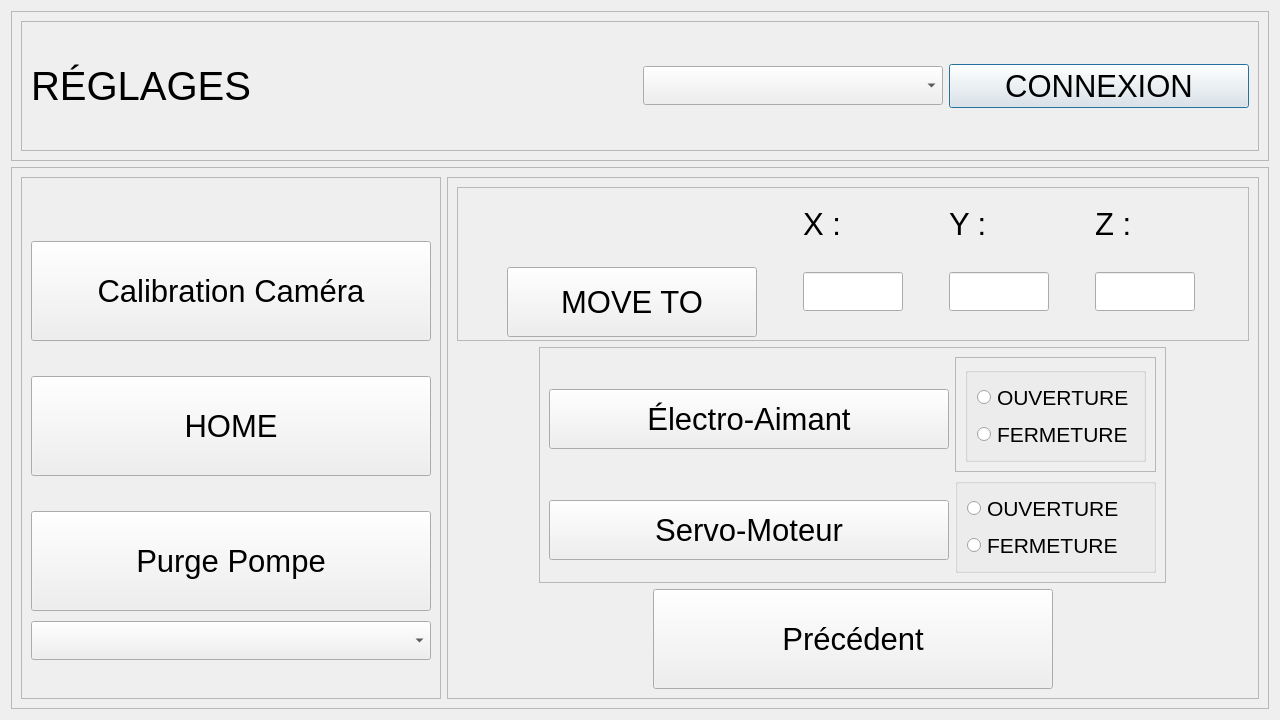
Qt form Logiciel/pi_controller/HMI2/Reglage_v3.ui (emilerenaud/BartendUS-GROS4) before a commit.
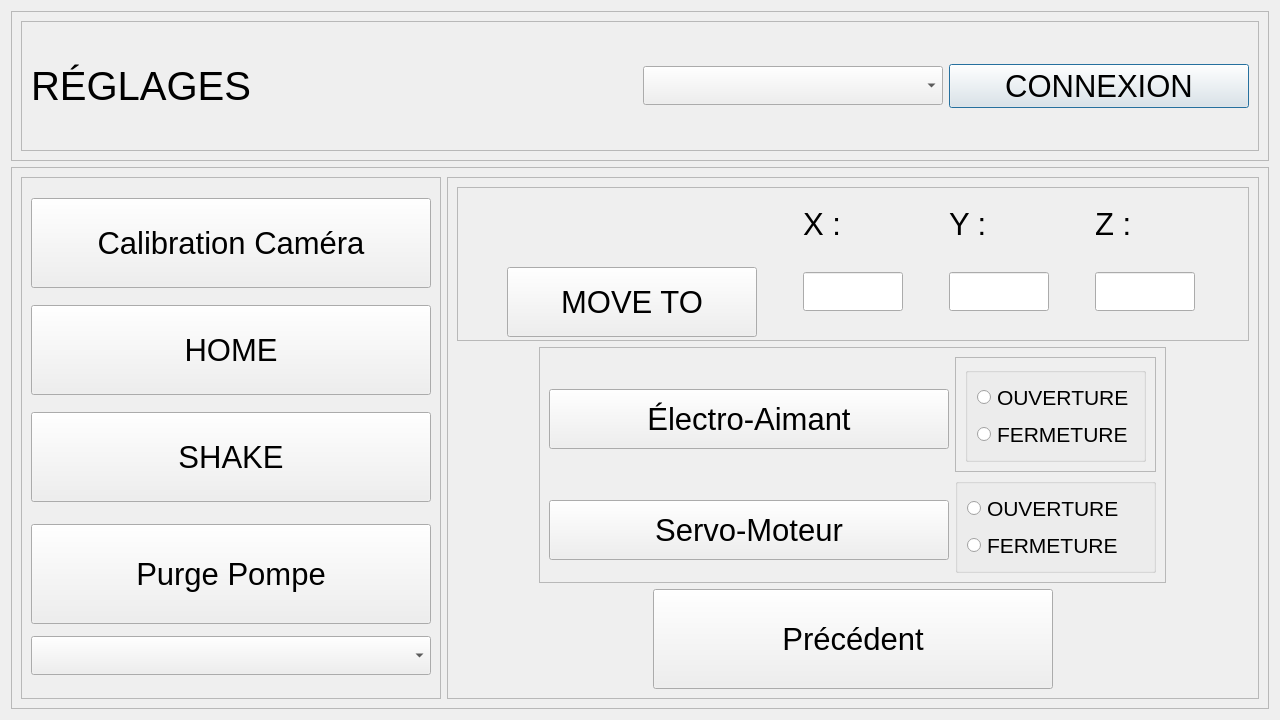
The same form after that commit.

Commit message: ajout bouton shake

```diff
--- a/Logiciel/pi_controller/HMI2/Reglage_v3.ui
+++ b/Logiciel/pi_controller/HMI2/Reglage_v3.ui
@@ -124,13 +124,13 @@
            <property name="minimumSize">
             <size>
              <width>400</width>
-             <height>100</height>
+             <height>90</height>
             </size>
            </property>
            <property name="maximumSize">
             <size>
              <width>400</width>
-             <height>50</height>
+             <height>90</height>
             </size>
            </property>
            <property name="font">
@@ -148,13 +148,13 @@
            <property name="minimumSize">
             <size>
              <width>400</width>
-             <height>100</height>
+             <height>90</height>
             </size>
            </property>
            <property name="maximumSize">
             <size>
              <width>400</width>
-             <height>50</height>
+             <height>90</height>
             </size>
            </property>
            <property name="font">
@@ -167,6 +167,30 @@
            </property>
           </widget>
          </item>
+         <item>
+          <widget class="QPushButton" name="shake">
+           <property name="minimumSize">
+            <size>
+             <width>400</width>
+             <height>90</height>
+            </size>
+           </property>
+           <property name="maximumSize">
+            <size>
+             <width>400</width>
+             <height>90</height>
+            </size>
+           </property>
+           <property name="font">
+            <font>
+             <pointsize>23</pointsize>
+            </font>
+           </property>
+           <property name="text">
+            <string>SHAKE</string>
+           </property>
+          </widget>
+         </item>
          <item alignment="Qt::AlignHCenter">
           <widget class="QPushButton" name="purge_pompes">
            <property name="minimumSize">
@@ -178,7 +202,7 @@
            <property name="maximumSize">
             <size>
              <width>400</width>
-             <height>50</height>
+             <height>90</height>
             </size>
            </property>
            <property name="font">
```
The commit also changes 1 other file.
